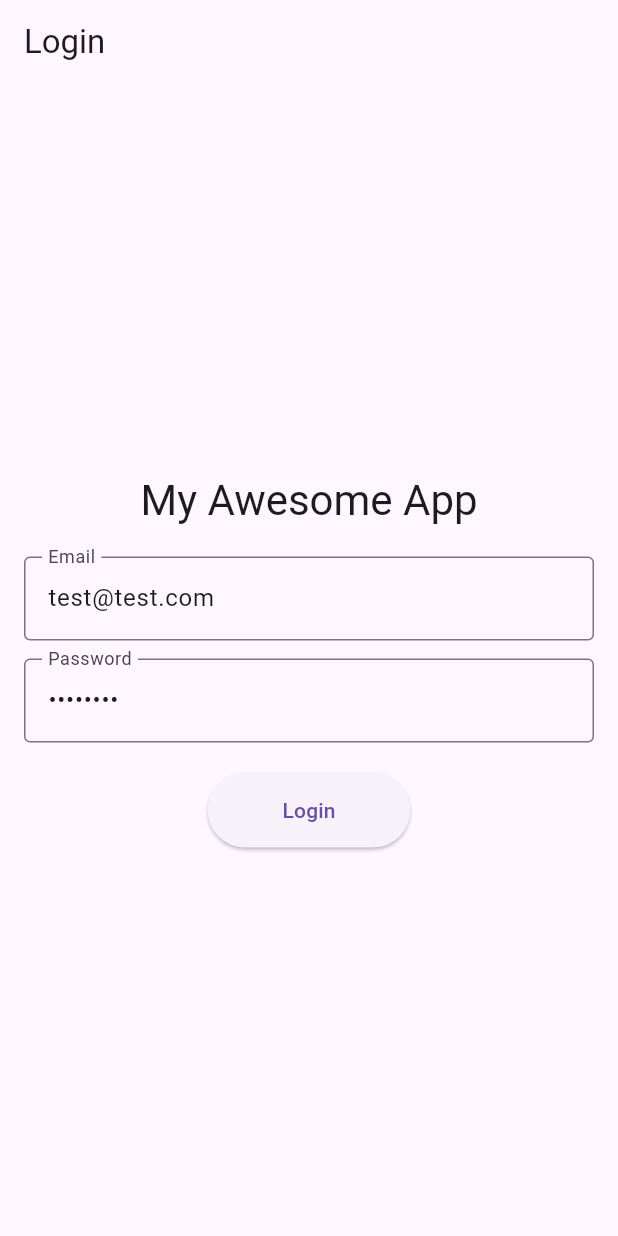
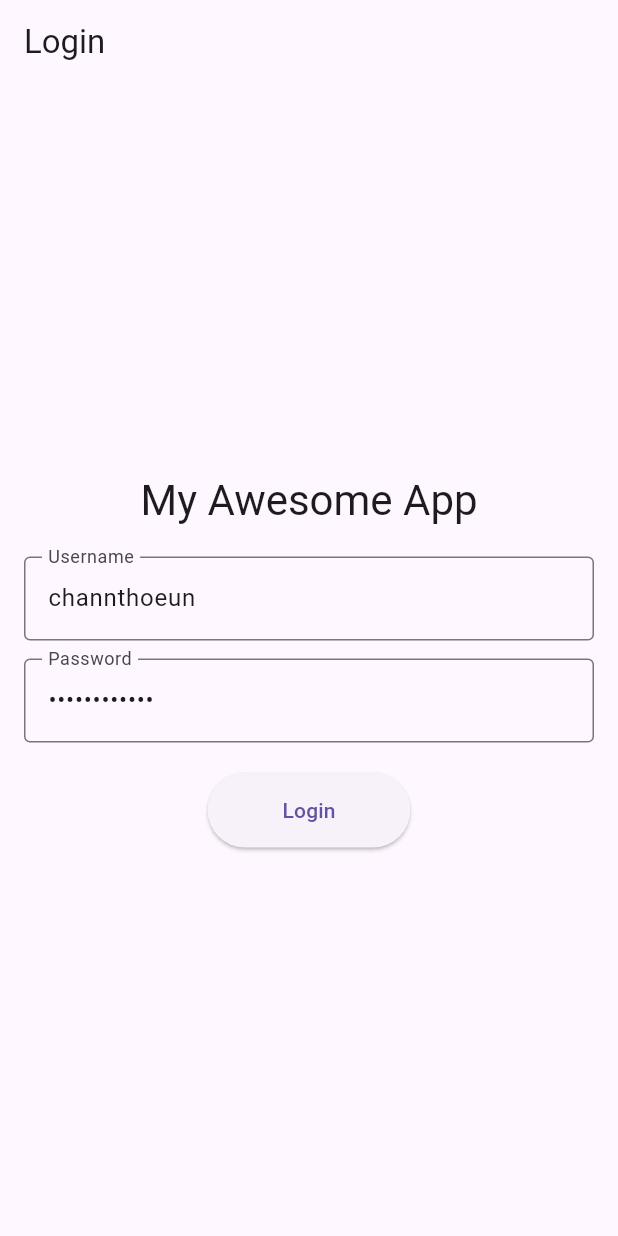
Before and after one commit to channthoeun/my_awesome_app, a Flutter app: the screen it shows after launch, on a phone screen of 412 x 824 dp. Run offline on Flutter 3.47's test engine with Material 3 defaults, Android fonts, the phone set to English and light mode, and no system bars; our stand-ins replace file_picker, flutter_dotenv, flutter_secure_storage; accounts and stored records are empty.

Commit message:
Updated login screen

```diff
--- a/lib/screens/login_screen.dart
+++ b/lib/screens/login_screen.dart
@@ -11,8 +11,9 @@ class LoginScreen extends StatefulWidget {
 
 class _LoginScreenState extends State<LoginScreen> {
   final _formKey = GlobalKey<FormState>();
-  final _emailController = TextEditingController(text: 'test@test.com');
-  final _passwordController = TextEditingController(text: 'password');
+  // Update controllers with the provided credentials for easy testing
+  final _usernameController = TextEditingController(text: 'channthoeun');
+  final _passwordController = TextEditingController(text: 'Thoeun051182');
   bool _isLoading = false;
 
   Future<void> _submit() async {
@@ -24,8 +25,9 @@ class _LoginScreenState extends State<LoginScreen> {
     });
 
     try {
+      // Pass username to the provider's login method
       await Provider.of<AuthProvider>(context, listen: false).login(
-        _emailController.text,
+        _usernameController.text,
         _passwordController.text,
       );
       // Navigation is handled by the main.dart Consumer
@@ -60,12 +62,12 @@ class _LoginScreenState extends State<LoginScreen> {
                 Text('My Awesome App', style: Theme.of(context).textTheme.headlineMedium),
                 const SizedBox(height: 20),
                 TextFormField(
-                  controller: _emailController,
-                  decoration: const InputDecoration(labelText: 'Email', border: OutlineInputBorder()),
-                  keyboardType: TextInputType.emailAddress,
+                  controller: _usernameController,
+                  // Updated label and validator
+                  decoration: const InputDecoration(labelText: 'Username', border: OutlineInputBorder()),
                   validator: (value) {
-                    if (value == null || !value.contains('@')) {
-                      return 'Please enter a valid email.';
+                    if (value == null || value.isEmpty) {
+                      return 'Please enter a username.';
                     }
                     return null;
                   },
@@ -76,8 +78,8 @@ class _LoginScreenState extends State<LoginScreen> {
                   decoration: const InputDecoration(labelText: 'Password', border: OutlineInputBorder()),
                   obscureText: true,
                   validator: (value) {
-                    if (value == null || value.length < 6) {
-                      return 'Password must be at least 6 characters long.';
+                    if (value == null || value.isEmpty) {
+                      return 'Please enter a password.';
                     }
                     return null;
                   },
```
